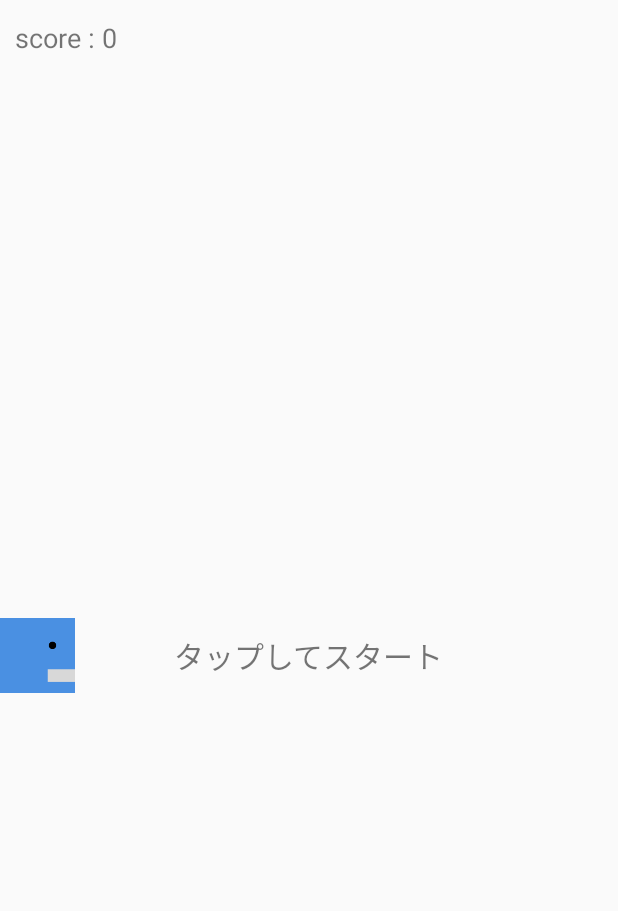
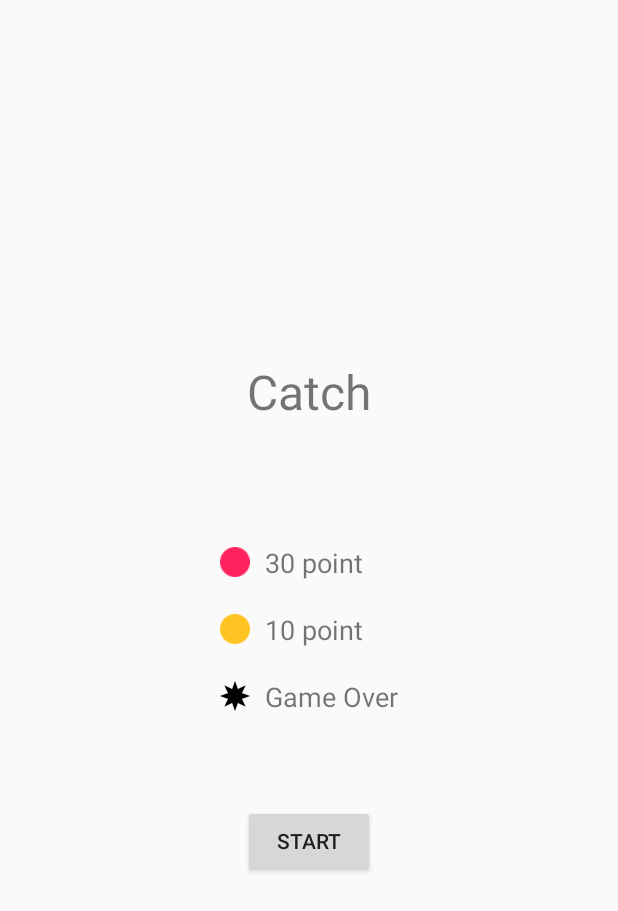
Before and after one commit to koharup/Catch, an Android app: the screen it shows after launch (MainActivity before the commit, StartActivity after it), on a phone screen of 412 x 824 dp. Shown: the top 911 px of the screen. Run offline under Robolectric (Android 15) with nearby library versions, the phone set to English and light mode, and no system bars.

Commit message:
start,result画面作成

```diff
--- a/app/src/main/AndroidManifest.xml
+++ b/app/src/main/AndroidManifest.xml
@@ -9,7 +9,9 @@
         android:roundIcon="@mipmap/ic_launcher_round"
         android:supportsRtl="true"
         android:theme="@style/AppTheme">
-        <activity android:name=".MainActivity">
+        <activity android:name=".MainActivity"></activity>
+        <activity android:name=".ResultActivity" />
+        <activity android:name=".StartActivity">
             <intent-filter>
                 <action android:name="android.intent.action.MAIN" />
 
--- /dev/null
+++ b/app/src/main/java/app/sano/picchi/acatch/StartActivity.kt
@@ -0,0 +1,26 @@
+package app.sano.picchi.acatch
+
+import android.content.Intent
+import androidx.appcompat.app.AppCompatActivity
+import android.os.Bundle
+import android.view.View
+
+class StartActivity : AppCompatActivity() {
+
+    override fun onCreate(savedInstanceState: Bundle?) {
+        super.onCreate(savedInstanceState)
+        setContentView(R.layout.activity_start)
+    }
+
+    fun startGame(v:View){
+        intent = Intent(this,MainActivity::class.java)
+        startActivity(intent)
+    }
+
+    fun startGame2(v:View){
+        startActivity(intent)
+    }
+
+
+
+}
--- /dev/null
+++ b/app/src/main/res/layout/activity_start.xml
@@ -0,0 +1,74 @@
+<?xml version="1.0" encoding="utf-8"?>
+<LinearLayout xmlns:android="http://schemas.android.com/apk/res/android"
+    xmlns:app="http://schemas.android.com/apk/res-auto"
+    xmlns:tools="http://schemas.android.com/tools"
+    android:layout_width="match_parent"
+    android:layout_height="match_parent"
+    tools:context=".StartActivity"
+    android:orientation="vertical"
+    android:gravity="center">
+
+    <TextView
+        android:layout_width="wrap_content"
+        android:layout_height="wrap_content"
+        android:text="@string/app_name"
+        android:textSize="32sp"/>
+
+    <TableLayout
+        android:layout_width="wrap_content"
+        android:layout_height="wrap_content"
+        android:layout_marginTop="80dp">
+
+        <TableRow
+            android:gravity="center_vertical">
+            <ImageView
+                android:layout_width="20dp"
+                android:layout_height="20dp"
+                android:src="@drawable/pink"/>
+            <TextView
+                android:layout_width="wrap_content"
+                android:layout_height="wrap_content"
+                android:text="30 point"
+                android:textSize="18sp"
+                android:paddingLeft="10dp"/>
+        </TableRow>
+
+        <TableRow
+            android:gravity="center_vertical"
+            android:layout_marginTop="20dp">
+            <ImageView
+                android:layout_width="20dp"
+                android:layout_height="20dp"
+                android:src="@drawable/orange"/>
+            <TextView
+                android:layout_width="wrap_content"
+                android:layout_height="wrap_content"
+                android:text="10 point"
+                android:textSize="18sp"
+                android:paddingLeft="10dp"/>
+        </TableRow>
+
+        <TableRow
+            android:gravity="center_vertical"
+            android:layout_marginTop="20dp">
+            <ImageView
+                android:layout_width="20dp"
+                android:layout_height="20dp"
+                android:src="@drawable/black"/>
+            <TextView
+                android:layout_width="wrap_content"
+                android:layout_height="wrap_content"
+                android:text="Game Over"
+                android:textSize="18sp"
+                android:paddingLeft="10dp"/>
+        </TableRow>
+    </TableLayout>
+
+    <Button
+        android:layout_width="wrap_content"
+        android:layout_height="wrap_content"
+        android:text="START"
+        android:layout_marginTop="60dp"
+        android:onClick="startGame"/>
+
+</LinearLayout>
```
Also changed, not shown: app/src/main/java/app/sano/picchi/acatch/MainActivity.kt (+26 -1 lines), app/src/main/java/app/sano/picchi/acatch/ResultActivity.kt (added, +51 -0 lines), app/src/main/java/app/sano/picchi/acatch/SoundPlayer.java (added, +31 -0 lines), app/src/main/res/layout/activity_result.xml (added, +40 -0 lines), 2 other files.
